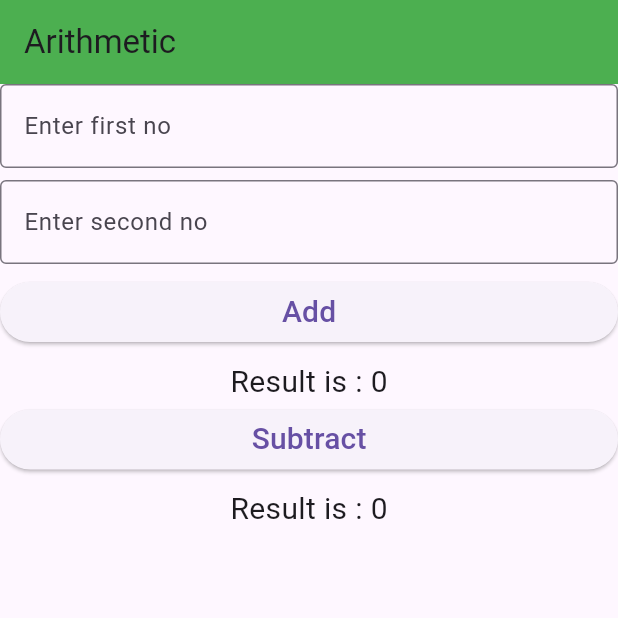
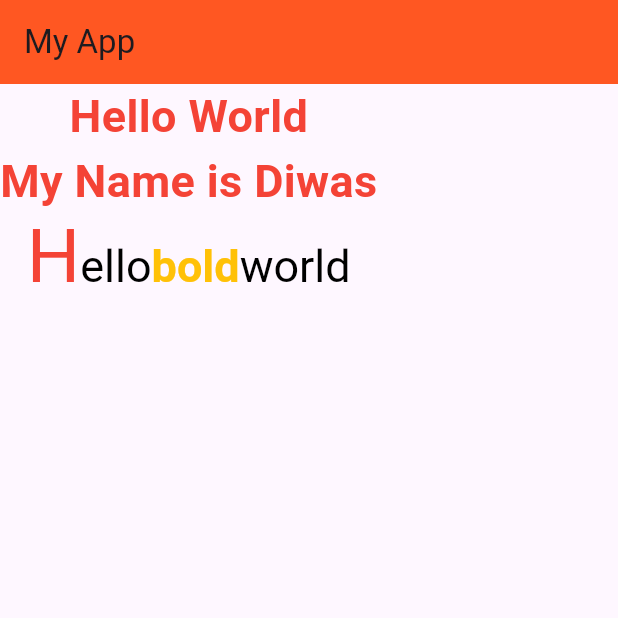
Before and after one commit to diwasbk2k3/my_first_app, a Flutter app: the screen it shows after launch, on a phone screen of 412 x 824 dp, the top half of it. Run offline on Flutter 3.47's test engine with Material 3 defaults, Android fonts, the phone set to English and light mode, and no system bars.

Commit message:
Rich Text

```diff
--- a/lib/app.dart
+++ b/lib/app.dart
@@ -1,6 +1,6 @@
 // stless
 import 'package:flutter/material.dart';
-import 'package:my_first_app/screen/arithmetic_screen.dart';
+import 'package:my_first_app/screen/rich_text_screen.dart';
 
 class App extends StatelessWidget {
   const App({super.key});
@@ -9,7 +9,7 @@ class App extends StatelessWidget {
   Widget build(BuildContext context) {
     return MaterialApp(
       debugShowCheckedModeBanner: false,
-      home: ArithmeticScreen()
+      home: RichTextScreen()
     );
   }
 }
--- /dev/null
+++ b/lib/screen/rich_text_screen.dart
@@ -0,0 +1,73 @@
+import 'package:flutter/material.dart';
+
+class RichTextScreen extends StatelessWidget {
+  const RichTextScreen({super.key});
+
+  @override
+  Widget build(BuildContext context) {
+    return Scaffold(
+      appBar: AppBar(
+        title: const Text("My App"),
+        backgroundColor: Colors.deepOrange,
+      ),
+      body: Column(
+        children: [
+          Container(
+            child: const Text(
+              "Hello World",
+
+              style: TextStyle(
+                fontSize: 30,
+                fontWeight: FontWeight.bold,
+                color: Colors.red,
+              ),
+            ),
+          ),
+          Container(
+            child: const Text(
+              "My Name is Diwas",
+
+              style: TextStyle(
+                fontSize: 30,
+                fontWeight: FontWeight.bold,
+                color: Colors.red,
+              ),
+            ),
+          ),
+          RichText(text: const TextSpan(
+            text: "H",
+            style: TextStyle(
+              color: Colors.red,
+              fontSize: 50
+            ),
+            children: <TextSpan>[
+              TextSpan(
+                text: "ello",
+                style: TextStyle(
+                  fontSize: 30,
+                  color: Colors.black
+                )
+              ),
+              TextSpan(
+                text: "bold",
+                style: TextStyle(
+                  fontWeight: FontWeight.bold,
+                  color: Colors.amber,
+                  fontSize: 30
+                ),
+              ),
+              TextSpan(
+                text:"world",
+                style: TextStyle(
+                  fontSize: 30,
+                  color: Colors.black
+                )
+              )
+            ]
+          ),
+          ),
+        ],
+      ),
+    );
+  }
+}
```
